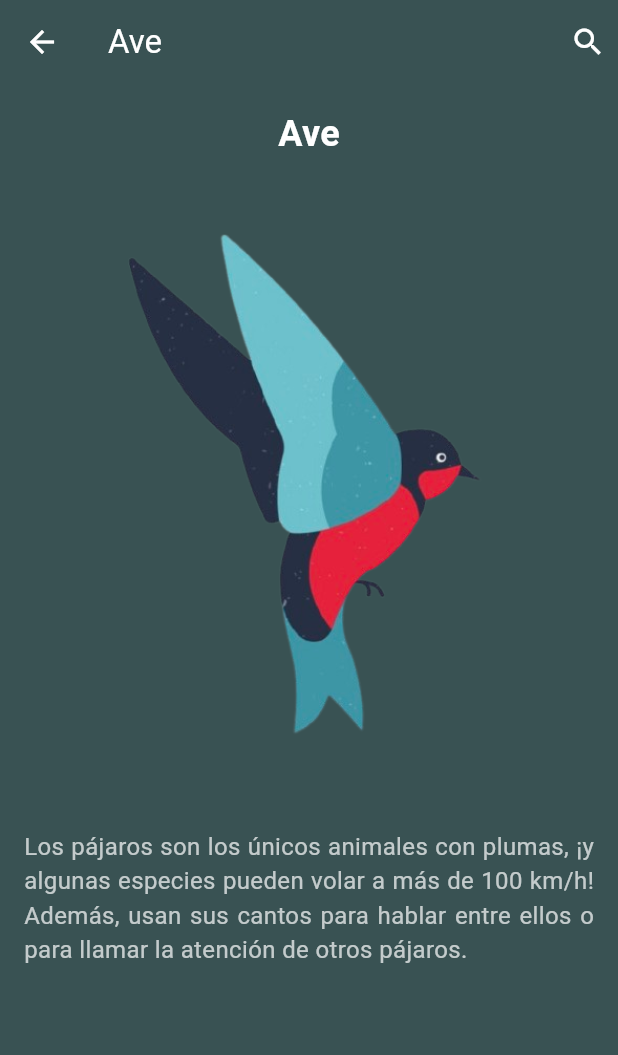
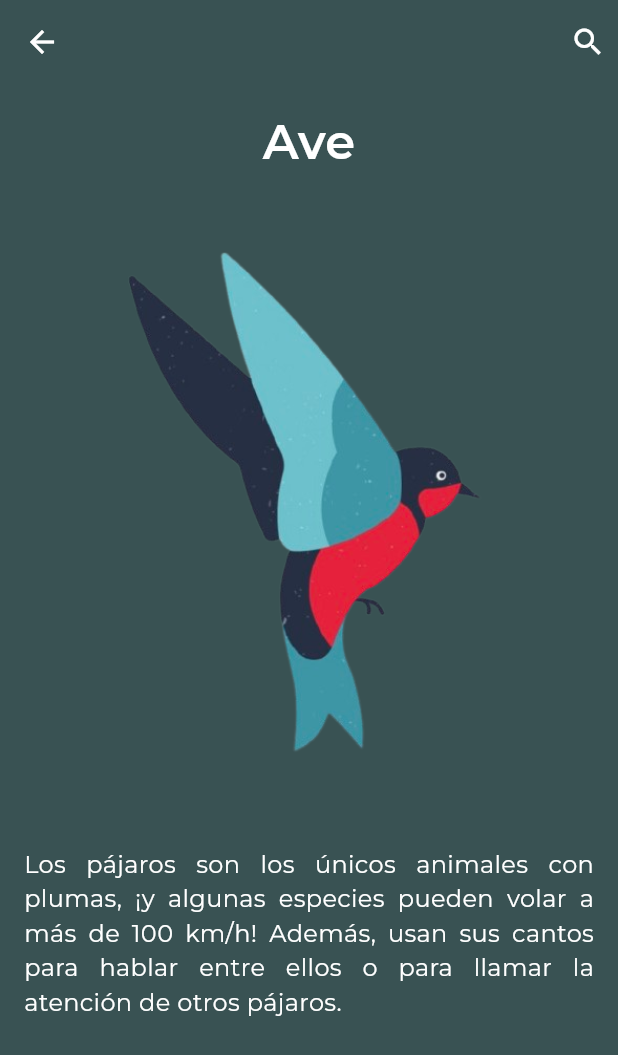
Before and after one commit to german-rs/appnimal, a Flutter app: the screen it shows after launch, after a tap on the "circle" icon, on a phone screen of 412 x 824 dp. Shown: the top 1055 px of the screen. Run offline on Flutter 3.47's test engine with Material 3 defaults, Android fonts, the phone set to English and light mode, and no system bars; our stand-ins replace just_audio.

Commit message:
Se mejora responsidad, se agregan fuentes

```diff
--- a/lib/appnimal/screens/appnimal_screen.dart
+++ b/lib/appnimal/screens/appnimal_screen.dart
@@ -1,10 +1,9 @@
 import 'package:flutter/material.dart';
-import '../widgets/custom_app_bar_widget.dart'; // Importa el CustomAppBar.
-import '../widgets/encabezado_widget.dart'; // Importa el EncabezadoWidget.
-import '../widgets/item_widget.dart'; // Importa el ItemWidget.
-import '../models/item_model.dart'; // Importa el modelo de datos.
-import '../utils/load_items.dart'
-    as utils; // Importa la función para cargar los items con un prefijo.
+import '../widgets/custom_app_bar_widget.dart';
+import '../widgets/encabezado_widget.dart';
+import '../widgets/item_widget.dart';
+import '../models/item_model.dart';
+import '../utils/load_items.dart' as utils;
 
 class Appnimal extends StatefulWidget {
   const Appnimal({super.key});
@@ -19,54 +18,43 @@ class _AppnimalState extends State<Appnimal> {
   @override
   void initState() {
     super.initState();
-    _items = utils
-        .loadItems(); // Carga los items desde el archivo JSON usando el prefijo.
+    _items = utils.loadItems();
   }
 
   @override
   Widget build(BuildContext context) {
     return MaterialApp(
       theme: ThemeData(
-        scaffoldBackgroundColor:
-            const Color(0xFF395253), // Establecer el color de fondo.
+        scaffoldBackgroundColor: const Color(0xFF395253),
       ),
       home: Scaffold(
-        appBar: const CustomAppBarWidget(
-          title: 'Appnimal', // Título de la aplicación.
-        ), // Utiliza el CustomAppBar.
+        appBar: const CustomAppBarWidget(),
         body: Padding(
-          padding: const EdgeInsets.all(
-              16.0), // Añadir padding alrededor del contenido.
+          padding: const EdgeInsets.all(16.0),
           child: Column(
             mainAxisAlignment: MainAxisAlignment.start,
             crossAxisAlignment: CrossAxisAlignment.start,
             children: [
-              const EncabezadoWidget(), // Utiliza el EncabezadoWidget.
+              const EncabezadoWidget(),
               Expanded(
                 child: FutureBuilder<List<ItemModel>>(
                   future: _items,
                   builder: (context, snapshot) {
                     if (snapshot.connectionState == ConnectionState.waiting) {
-                      return const Center(
-                          child:
-                              CircularProgressIndicator()); // Muestra un indicador de carga mientras se cargan los datos.
+                      return const Center(child: CircularProgressIndicator());
                     } else if (snapshot.hasError) {
                       return const Center(
-                          child: Text(
-                              'Error al cargar los datos')); // Muestra un mensaje de error si ocurre algún problema al cargar los datos.
+                          child: Text('Error al cargar los datos'));
                     } else if (!snapshot.hasData || snapshot.data!.isEmpty) {
                       return const Center(
-                          child: Text(
-                              'No se encontraron datos')); // Muestra un mensaje si no hay datos.
+                          child: Text('No se encontraron datos'));
                     } else {
                       final items = snapshot.data!;
                       return ListView.builder(
-                        itemCount: items
-                            .length, // Número de veces que se repetirá la secuencia.
+                        itemCount: items.length,
                         itemBuilder: (context, index) {
                           final item = items[index];
-                          return ItemWidget(
-                              item: item); // Utiliza el ItemWidget.
+                          return ItemWidget(item: item);
                         },
                       );
                     }
@@ -81,7 +69,4 @@ class _AppnimalState extends State<Appnimal> {
   }
 }
 
-
-// background: #395253
 // verde oscuro: #314748
-// rojo: #D3493E
--- a/lib/appnimal/screens/detalle_screen.dart
+++ b/lib/appnimal/screens/detalle_screen.dart
@@ -1,29 +1,28 @@
 import 'package:flutter/material.dart';
-import '../widgets/custom_app_bar_widget.dart'; // Importa el CustomAppBar.
-import '../widgets/detalle_imagen_widget.dart'; // Importa el widget de la imagen.
-import '../widgets/detalle_descripcion_widget.dart'; // Importa el widget de la descripción.
+import '../widgets/custom_app_bar_widget.dart';
+import '../widgets/detalle_imagen_widget.dart';
+import '../widgets/detalle_descripcion_widget.dart';
 
 class DetalleScreen extends StatelessWidget {
   final String title;
   final String imagePath;
   final String description;
 
-  const DetalleScreen(
-      {super.key,
-      required this.title,
-      required this.imagePath,
-      required this.description});
+  const DetalleScreen({
+    super.key,
+    required this.title,
+    required this.imagePath,
+    required this.description,
+  });
 
   @override
   Widget build(BuildContext context) {
     return Scaffold(
-      appBar: CustomAppBarWidget(
-        title: title,
-        mostrarIconoRetroceso: true, // Muestra el ícono de retroceso.
+      appBar: const CustomAppBarWidget(
+        mostrarIconoRetroceso: true,
       ),
       body: Padding(
-        padding: const EdgeInsets.all(
-            16.0), // Añadir padding alrededor del contenido.
+        padding: const EdgeInsets.all(16.0),
         child: Column(
           mainAxisAlignment: MainAxisAlignment.start,
           crossAxisAlignment: CrossAxisAlignment.center,
@@ -31,18 +30,16 @@ class DetalleScreen extends StatelessWidget {
             Text(
               title,
               style: const TextStyle(
-                fontSize: 24,
-                fontWeight: FontWeight.bold,
+                fontFamily: 'Montserrat',
+                fontWeight: FontWeight.w600,
+                fontSize: 32,
                 color: Colors.white,
               ),
             ),
             const SizedBox(height: 20),
-            DetalleImagenWidget(
-                imagePath: imagePath), // Utiliza el widget de la imagen.
+            DetalleImagenWidget(imagePath: imagePath),
             const SizedBox(height: 20),
-            DetalleDescripcionWidget(
-                descripcion:
-                    description), // Utiliza el widget de la descripción.
+            DetalleDescripcionWidget(descripcion: description),
           ],
         ),
       ),
--- a/lib/appnimal/widgets/audio_player_widget.dart
+++ b/lib/appnimal/widgets/audio_player_widget.dart
@@ -1,6 +1,6 @@
 import 'package:flutter/material.dart';
 import 'package:just_audio/just_audio.dart';
-import 'boton_reproduccion_widget.dart'; // Importa el nuevo widget del botón.
+import 'boton_reproduccion_widget.dart';
 
 class AudioPlayerWidget extends StatefulWidget {
   final String rutaAudio;
@@ -20,8 +20,6 @@ class _AudioPlayerWidgetState extends State<AudioPlayerWidget> {
   void initState() {
     super.initState();
     _audioPlayer = AudioPlayer();
-
-    // Listener para cambiar el estado cuando el audio termina.
     _audioPlayer.playerStateStream.listen((state) {
       if (state.processingState == ProcessingState.completed) {
         setState(() {
--- a/lib/appnimal/widgets/boton_reproduccion_widget.dart
+++ b/lib/appnimal/widgets/boton_reproduccion_widget.dart
@@ -13,7 +13,7 @@ class BotonReproduccionPausa extends StatelessWidget {
       icon: Stack(
         alignment: Alignment.center,
         children: [
-          const Icon(Icons.circle, color: Colors.red, size: 80),
+          const Icon(Icons.circle, color: Color(0xFFD3493E), size: 80),
           Icon(enReproduccion ? Icons.pause : Icons.play_arrow,
               color: Colors.white, size: 40),
         ],
--- a/lib/appnimal/widgets/custom_app_bar_widget.dart
+++ b/lib/appnimal/widgets/custom_app_bar_widget.dart
@@ -2,12 +2,10 @@ import 'package:flutter/material.dart';
 
 class CustomAppBarWidget extends StatelessWidget
     implements PreferredSizeWidget {
-  final String title;
   final bool mostrarIconoRetroceso;
 
   const CustomAppBarWidget({
     super.key,
-    required this.title,
     this.mostrarIconoRetroceso = false,
   });
 
@@ -22,19 +20,16 @@ class CustomAppBarWidget extends StatelessWidget
               },
             )
           : const Padding(
-              padding: EdgeInsets.all(8.0), // Padding para el ícono de menú.
-              child: Icon(Icons.menu,
-                  color: Colors.white), // Ícono de color blanco.
+              padding: EdgeInsets.all(8.0),
+              child: Icon(Icons.menu, color: Colors.white),
             ),
       actions: const [
         Padding(
-          padding: EdgeInsets.all(8.0), // Padding para el ícono de lupa.
-          child:
-              Icon(Icons.search, color: Colors.white), // Ícono de color blanco.
+          padding: EdgeInsets.all(8.0),
+          child: Icon(Icons.search, color: Colors.white),
         ),
       ],
-      backgroundColor: const Color(0xFF395253), // Color de fondo del AppBar.
-      title: Text(title, style: const TextStyle(color: Colors.white)),
+      backgroundColor: const Color(0xFF395253),
     );
   }
 
--- a/lib/appnimal/widgets/detalle_descripcion_widget.dart
+++ b/lib/appnimal/widgets/detalle_descripcion_widget.dart
@@ -9,8 +9,12 @@ class DetalleDescripcionWidget extends StatelessWidget {
   Widget build(BuildContext context) {
     return Text(
       descripcion,
-      style: const TextStyle(fontSize: 16, color: Colors.white70),
-      textAlign: TextAlign.justify, // Alineación justificada para el texto.
+      style: const TextStyle(
+          fontFamily: 'Montserrat',
+          fontWeight: FontWeight.w400,
+          fontSize: 16,
+          color: Colors.white),
+      textAlign: TextAlign.justify,
     );
   }
 }
--- a/lib/appnimal/widgets/detalle_imagen_widget.dart
+++ b/lib/appnimal/widgets/detalle_imagen_widget.dart
@@ -8,12 +8,11 @@ class DetalleImagenWidget extends StatelessWidget {
   @override
   Widget build(BuildContext context) {
     return ClipRRect(
-      borderRadius: BorderRadius.circular(16), // Bordes redondeados.
+      borderRadius: BorderRadius.circular(16),
       child: Image.asset(
         imagePath,
-        width: 300, // Ancho de la imagen.
-        fit: BoxFit
-            .fitWidth, // Ajusta la altura automáticamente manteniendo la proporción.
+        width: 300,
+        fit: BoxFit.fitWidth,
       ),
     );
   }
--- a/lib/appnimal/widgets/encabezado_widget.dart
+++ b/lib/appnimal/widgets/encabezado_widget.dart
@@ -11,8 +11,9 @@ class EncabezadoWidget extends StatelessWidget {
         Text(
           'Descubramos',
           style: TextStyle(
-            fontSize: 24,
-            fontWeight: FontWeight.bold,
+            fontSize: 32,
+            fontFamily: 'Montserrat',
+            fontWeight: FontWeight.w600,
             color: Colors.white,
           ),
         ),
@@ -20,6 +21,8 @@ class EncabezadoWidget extends StatelessWidget {
         Text(
           'juntos nuestro majestuoso mundo.',
           style: TextStyle(
+            fontFamily: 'Montserrat',
+            fontWeight: FontWeight.w400,
             fontSize: 16,
             color: Colors.white70,
           ),
--- a/lib/appnimal/widgets/item_widget.dart
+++ b/lib/appnimal/widgets/item_widget.dart
@@ -1,7 +1,7 @@
 import 'package:flutter/material.dart';
 import '../models/item_model.dart';
 import 'audio_player_widget.dart';
-import '../screens/detalle_screen.dart'; // Asegúrate de que este archivo esté en la carpeta correcta.
+import '../screens/detalle_screen.dart';
 
 class ItemWidget extends StatelessWidget {
   final ItemModel item;
@@ -24,25 +24,32 @@ class ItemWidget extends StatelessWidget {
         );
       },
       child: Padding(
-        padding: const EdgeInsets.symmetric(
-            vertical: 10.0), // Espacio vertical entre las imágenes.
+        padding: const EdgeInsets.symmetric(vertical: 10.0),
+        child: Center(
           child: Stack(
             children: [
               ClipRRect(
-              borderRadius: BorderRadius.circular(16), // Bordes redondeados.
-              child:
-                  Image.asset(item.imagePath), // Alternar entre las imágenes.
+                borderRadius: BorderRadius.circular(16),
+                child: SizedBox(
+                  width: 300,
+                  height: 300,
+                  child: Image.asset(
+                    item.imagePath,
+                    fit: BoxFit.cover,
+                  ),
+                ),
               ),
               Positioned(
                 bottom: 8,
                 right: 8,
                 child: AudioPlayerWidget(
-                rutaAudio: item.audioPath, // Botón de reproducción de audio.
+                  rutaAudio: item.audioPath,
                 ),
               ),
             ],
           ),
         ),
+      ),
     );
   }
 }
--- a/lib/main.dart
+++ b/lib/main.dart
@@ -4,6 +4,3 @@ import 'package:flutter/material.dart';
 void main() {
   runApp(const Appnimal());
 }
-
-
-//Enviar trabajo a este mail: luisfevq@gmail.com
```
Also changed, not shown: pubspec.yaml (+9 -4 lines), assets/fonts/Montserrat-Regular.ttf (added), assets/fonts/Montserrat-SemiBold.ttf (added), 1 other file. Lines whose indentation alone changed are shown as unchanged.
